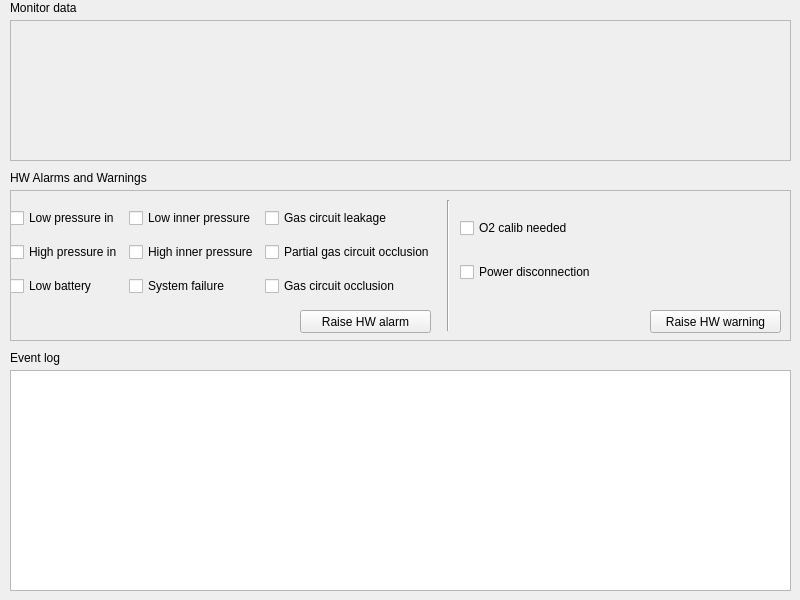
Above: gui/communication/fakeesp32.ui from MariuszSuchenek/MVM_GUI_test2 before the change. Below: the same form after it.
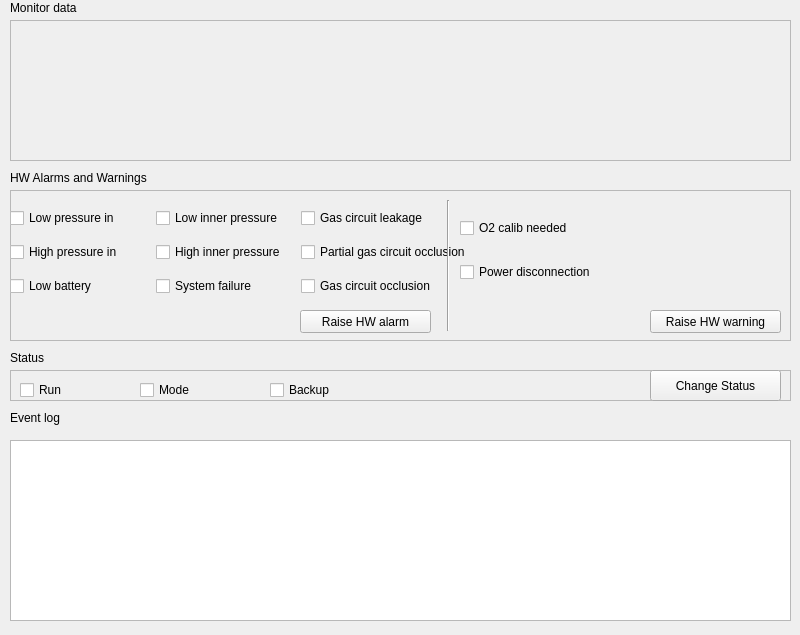
That is the form after the change.

Commit message:
Adding run,mode,backup to the fake interface
The fake interface window now allows to change the run, mode and backup parameters to see the effer of their change in the GUI

Diff of the .ui file:
```diff
--- a/gui/communication/fakeesp32.ui
+++ b/gui/communication/fakeesp32.ui
@@ -7,7 +7,7 @@
     <x>0</x>
     <y>0</y>
     <width>800</width>
-    <height>600</height>
+    <height>635</height>
    </rect>
   </property>
   <property name="windowTitle">
@@ -47,7 +47,7 @@
       <rect>
        <x>0</x>
        <y>10</y>
-       <width>425</width>
+       <width>461</width>
        <height>104</height>
       </rect>
      </property>
@@ -174,7 +174,7 @@
     <property name="geometry">
      <rect>
       <x>10</x>
-      <y>350</y>
+      <y>410</y>
       <width>131</width>
       <height>16</height>
      </rect>
@@ -240,15 +240,96 @@
     <property name="geometry">
      <rect>
       <x>10</x>
-      <y>370</y>
+      <y>440</y>
       <width>781</width>
-      <height>221</height>
+      <height>181</height>
      </rect>
     </property>
     <property name="plainText">
      <string/>
     </property>
    </widget>
+   <widget class="QFrame" name="status_frame">
+    <property name="geometry">
+     <rect>
+      <x>10</x>
+      <y>370</y>
+      <width>781</width>
+      <height>31</height>
+     </rect>
+    </property>
+    <property name="frameShape">
+     <enum>QFrame::StyledPanel</enum>
+    </property>
+    <property name="frameShadow">
+     <enum>QFrame::Raised</enum>
+    </property>
+    <widget class="QPushButton" name="btn_change_status">
+     <property name="geometry">
+      <rect>
+       <x>640</x>
+       <y>0</y>
+       <width>131</width>
+       <height>31</height>
+      </rect>
+     </property>
+     <property name="text">
+      <string>Change Status</string>
+     </property>
+    </widget>
+    <widget class="QCheckBox" name="status_run">
+     <property name="geometry">
+      <rect>
+       <x>10</x>
+       <y>10</y>
+       <width>124</width>
+       <height>20</height>
+      </rect>
+     </property>
+     <property name="text">
+      <string>Run</string>
+     </property>
+    </widget>
+    <widget class="QCheckBox" name="status_mode">
+     <property name="geometry">
+      <rect>
+       <x>130</x>
+       <y>10</y>
+       <width>124</width>
+       <height>20</height>
+      </rect>
+     </property>
+     <property name="text">
+      <string>Mode</string>
+     </property>
+    </widget>
+    <widget class="QCheckBox" name="status_backup">
+     <property name="geometry">
+      <rect>
+       <x>260</x>
+       <y>10</y>
+       <width>124</width>
+       <height>20</height>
+      </rect>
+     </property>
+     <property name="text">
+      <string>Backup</string>
+     </property>
+    </widget>
+   </widget>
+   <widget class="QLabel" name="label_5">
+    <property name="geometry">
+     <rect>
+      <x>10</x>
+      <y>350</y>
+      <width>111</width>
+      <height>16</height>
+     </rect>
+    </property>
+    <property name="text">
+     <string>Status</string>
+    </property>
+   </widget>
   </widget>
  </widget>
  <resources/>
```
The commit also changes 1 other file.
